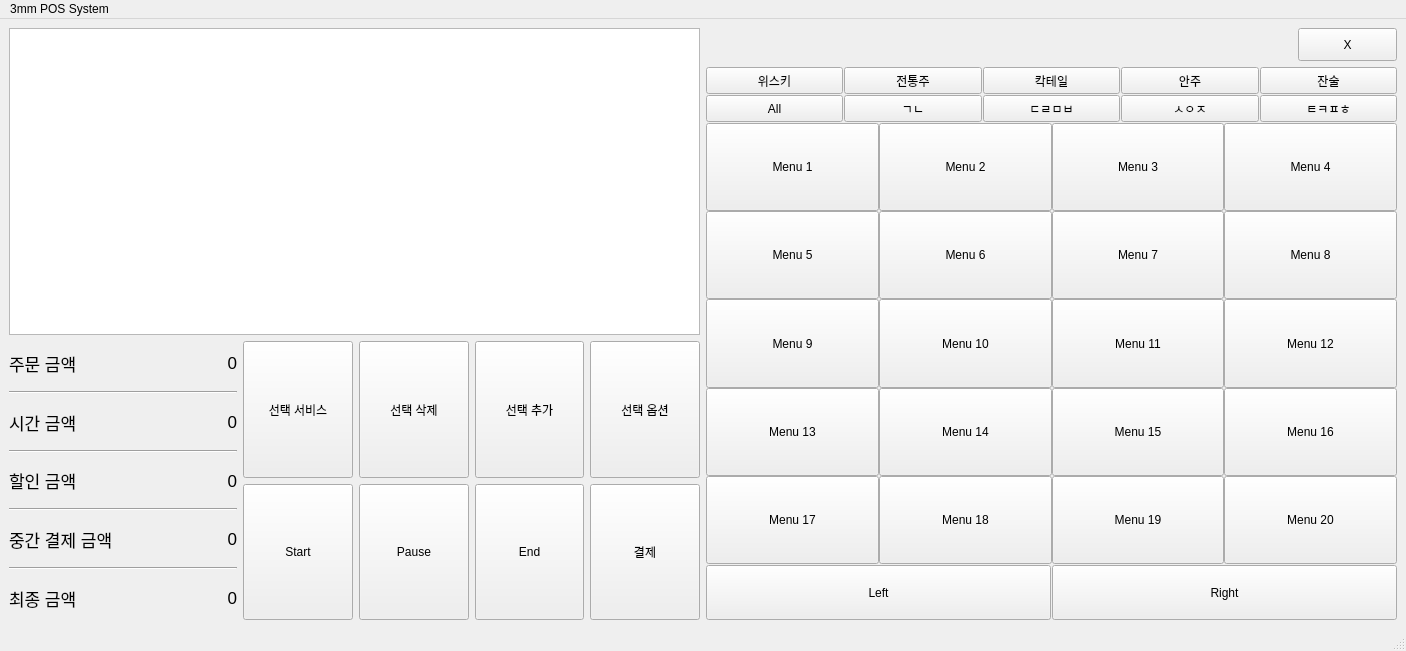
This is menu.ui in SIMMMMMMMBA/3mm_pos_system as Qt 5 draws it before an edit. The edited form follows.
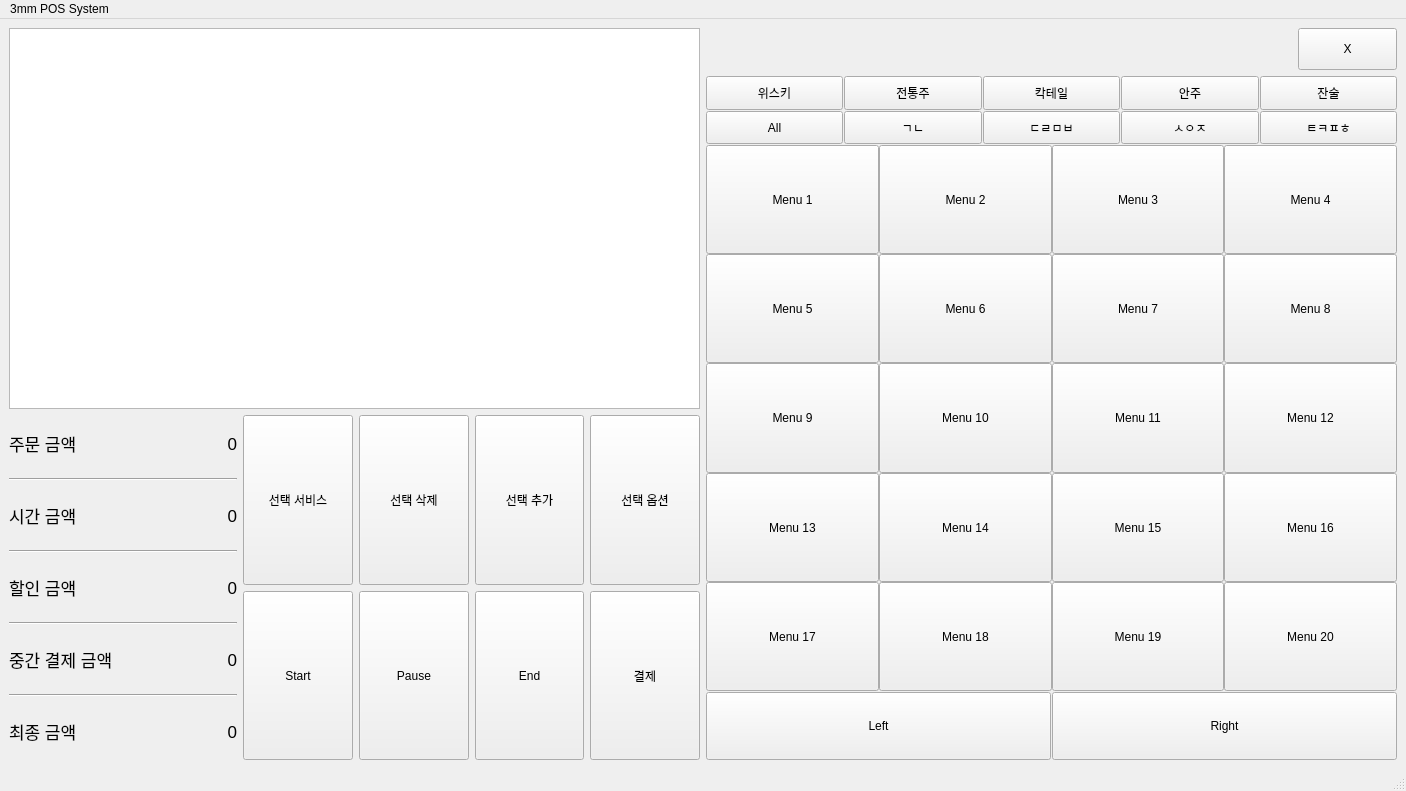
This is the edited form.

```diff
--- a/menu.ui
+++ b/menu.ui
@@ -7,7 +7,7 @@
     <x>0</x>
     <y>0</y>
     <width>1406</width>
-    <height>651</height>
+    <height>791</height>
    </rect>
   </property>
   <property name="sizePolicy">
```
